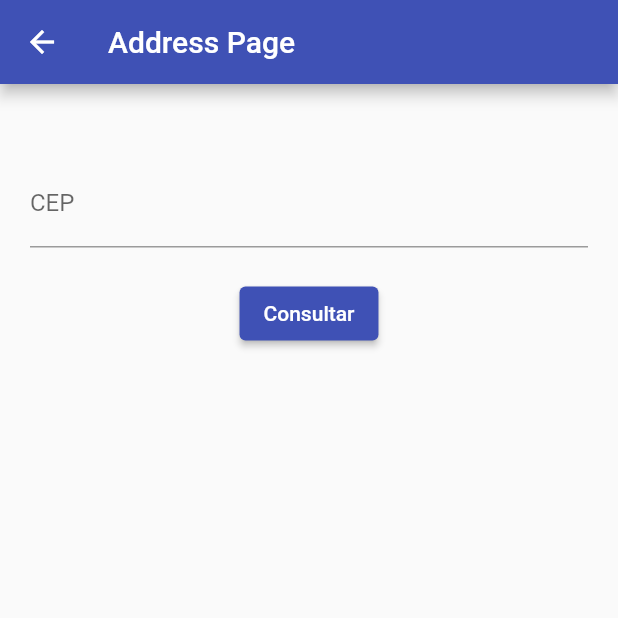
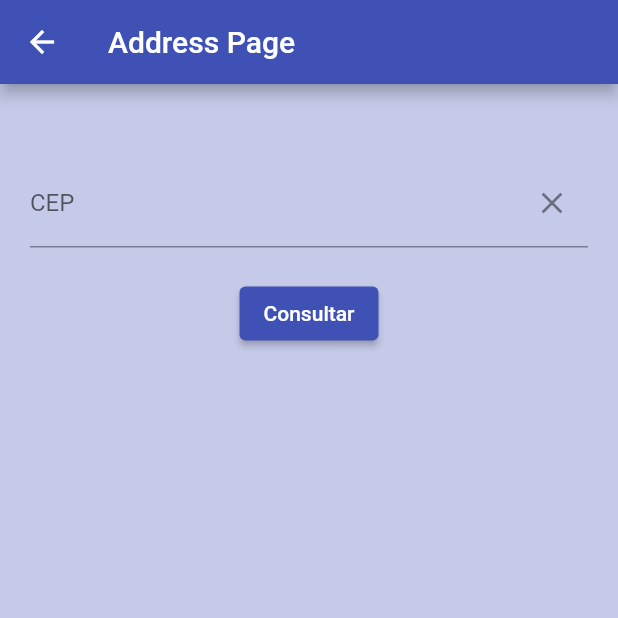
Before and after one commit to ViniciosM/flutter_modular_example, a Flutter app: the AddressPage screen opened by its route, on a phone screen of 412 x 824 dp, the top half of it. Run offline on Flutter 3.47's test engine with Material 2 defaults, Android fonts, the phone set to English and light mode, and no system bars; our stand-ins replace dio, equatable, flutter_bloc, flutter_modular; missing offline and left inert: validatorless.

Commit message:
implementing presentation layer and fix model

```diff
--- a/lib/app/address/domain/entities/address_entity.dart
+++ b/lib/app/address/domain/entities/address_entity.dart
@@ -1,17 +1,23 @@
-class AddressEntity {
-  String cep;
-  String logradouro;
-  String complemento;
-  String bairro;
-  String localidade;
-  String uf;
+import 'package:equatable/equatable.dart';
 
-  AddressEntity({
+class AddressEntity extends Equatable {
+  final String cep;
+  final String? logradouro;
+  final String? complemento;
+  final String? bairro;
+  final String? localidade;
+  final String? uf;
+
+  const AddressEntity({
     required this.cep,
-    required this.logradouro,
-    required this.complemento,
-    required this.bairro,
-    required this.localidade,
-    required this.uf,
+    this.logradouro,
+    this.complemento,
+    this.bairro,
+    this.localidade,
+    this.uf,
   });
+
+  @override
+  List<Object?> get props =>
+      [cep, logradouro, complemento, bairro, localidade, uf];
 }
--- a/lib/app/address/presentation/pages/address/address_page.dart
+++ b/lib/app/address/presentation/pages/address/address_page.dart
@@ -1,9 +1,9 @@
 import 'package:flutter/material.dart';
 import 'package:flutter_bloc/flutter_bloc.dart';
 import 'package:flutter_modular/flutter_modular.dart';
-import 'package:flutter_modular_example/app/address/domain/entities/address_entity.dart';
 import 'package:flutter_modular_example/app/address/presentation/pages/address/controller/address_bloc.dart';
 import 'package:flutter_modular_example/core/shared/base_state.dart';
+import 'package:validatorless/validatorless.dart';
 
 class AddressPage extends StatefulWidget {
   const AddressPage({super.key});
@@ -20,12 +20,20 @@ class _AddressPageState extends State<AddressPage> {
   @override
   void initState() {
     _cepEC = TextEditingController();
+
     super.initState();
+  }
+
+  @override
+  void dispose() {
+    _cepEC.dispose();
+    super.dispose();
   }
 
   @override
   Widget build(BuildContext context) {
     return Scaffold(
+        backgroundColor: Colors.indigo[100],
         appBar: AppBar(
           title: const Text('Address Page'),
         ),
@@ -44,11 +52,19 @@ class _AddressPageState extends State<AddressPage> {
                         height: 50,
                       ),
                       TextFormField(
-                        controller: _cepEC,
-                        decoration: const InputDecoration(
-                          label: Text('CEP'),
-                        ),
-                      ),
+                          controller: _cepEC,
+                          decoration: InputDecoration(
+                            label: const Text('CEP'),
+                            suffixIcon: IconButton(
+                              icon: const Icon(Icons.close_outlined),
+                              onPressed: () {
+                                _cepEC.clear();
+                              },
+                            ),
+                          ),
+                          validator: Validatorless.multiple([
+                            Validatorless.required('Informe o CEP'),
+                          ])),
                       const SizedBox(
                         height: 20,
                       ),
@@ -58,7 +74,7 @@ class _AddressPageState extends State<AddressPage> {
                           final formValid =
                               _formKey.currentState?.validate() ?? false;
                           if (formValid) {
-                            await _addressBloc.getAddress(_cepEC.text);
+                            _addressBloc.getAddress(_cepEC.text);
                           }
                         },
                       ),
@@ -68,16 +84,18 @@ class _AddressPageState extends State<AddressPage> {
                     ],
                   ),
                 ),
-                BlocBuilder(
+                BlocBuilder<AddressBloc, BaseState>(
                     bloc: _addressBloc,
                     builder: (context, state) {
                       if (state is LoadingState) {
                         return const Center(
                           child: CircularProgressIndicator(),
                         );
-                      } else if (state is SuccessState<AddressEntity>) {
+                      }
+                      if (state is SuccessState) {
                         final address = state.data;
                         return Container(
+                          color: Colors.indigo.shade300,
                           padding: const EdgeInsets.all(25),
                           margin: const EdgeInsets.all(25),
                           child: Column(
@@ -90,31 +108,30 @@ class _AddressPageState extends State<AddressPage> {
                               const SizedBox(
                                 height: 10,
                               ),
-                              Text('Logradouro: ${address.complemento}'),
+                              Text('Complemento: ${address.complemento}'),
                               const SizedBox(
                                 height: 10,
                               ),
-                              Text('Logradouro: ${address.bairro}'),
+                              Text('Bairro: ${address.bairro}'),
                               const SizedBox(
                                 height: 10,
                               ),
-                              Text('Logradouro: ${address.localidade}'),
+                              Text('Localidade: ${address.localidade}'),
                               const SizedBox(
                                 height: 10,
                               ),
-                              Text('Logradouro: ${address.uf}'),
+                              Text('UF: ${address.uf}'),
                               const SizedBox(
                                 height: 10,
                               ),
                             ],
                           ),
                         );
-                      } else if (state is ErrorState) {
+                      }
+                      if (state is ErrorState) {
                         return const Center(
                           child: Text('Ocorreu um erro inesperado'),
                         );
-                      } else if (state is EmptyState) {
-                        return const SizedBox.shrink();
                       }
                       return const SizedBox.shrink();
                     }),
--- a/lib/app/splash/splash_page.dart
+++ b/lib/app/splash/splash_page.dart
@@ -7,6 +7,7 @@ class SplashPage extends StatelessWidget {
   @override
   Widget build(BuildContext context) {
     return Scaffold(
+      backgroundColor: Colors.indigo.shade100,
       appBar: AppBar(
         title: const Text("Splash"),
       ),
--- a/pubspec.yaml
+++ b/pubspec.yaml
@@ -20,9 +20,9 @@ dependencies:
   flutter_modular: ^5.0.3
   equatable: ^2.0.5
   http: ^0.13.5
-  flutter_bloc: ^8.1.2
-  bloc: ^8.1.1
-  dio: ^5.1.1
+  flutter_bloc: ^8.1.1
+  dio: ^4.0.6
+  validatorless: ^1.2.3
 
 dev_dependencies:
   flutter_test:
```
Also changed, not shown: lib/app/address/data/datasources/address_datasource_impl.dart (+18 -5 lines), lib/app/address/data/models/address_model.dart (+17 -9 lines), lib/app/address/data/repositories/address_repository_impl.dart (+13 -2 lines), lib/app/app_module.dart (+9 -4 lines), lib/core/shared/result_wrapper.dart (+11 -6 lines).
